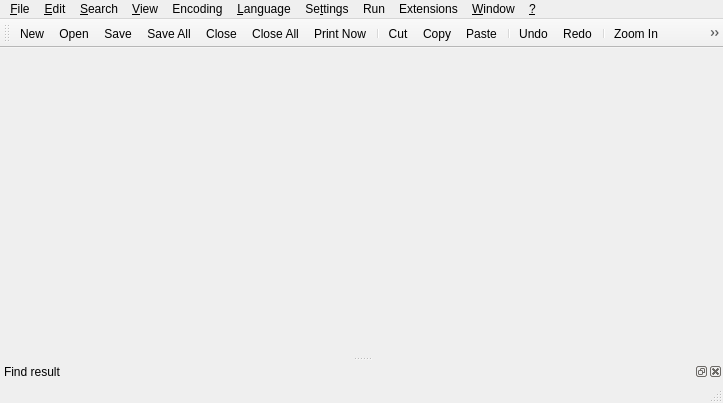
Qt form src/ui/mainwindow.ui (notepadqq/notepadqq) before a commit.
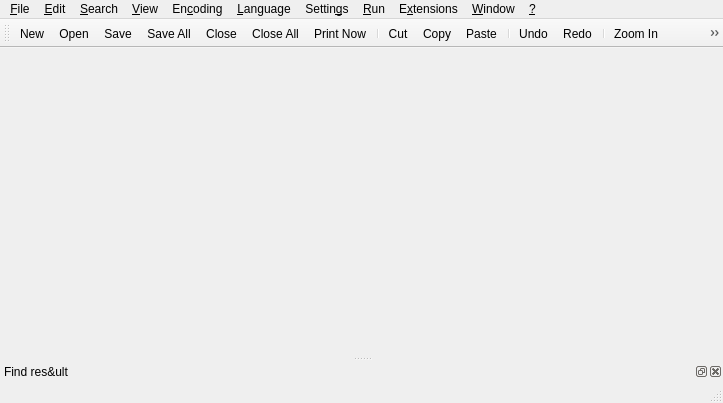
The same form after that commit. Icons and pictures are not drawn.

Commit message: Add clickableLabels to status bar, fix bad object names for QMenus, fix display bug when switching encodings.

The edit to the form file:
```diff
--- a/src/ui/mainwindow.ui
+++ b/src/ui/mainwindow.ui
@@ -206,9 +206,9 @@
     <addaction name="separator"/>
     <addaction name="actionFull_Screen"/>
    </widget>
-   <widget class="QMenu" name="menuEncoding">
+   <widget class="QMenu" name="menu_Encoding">
     <property name="title">
-     <string>Encoding</string>
+     <string>En&amp;coding</string>
     </property>
     <addaction name="actionInterpret_as_UTF_8"/>
     <addaction name="actionInterpret_as_UTF_8_without_BOM"/>
@@ -231,22 +231,22 @@
     <addaction name="actionPlain_text"/>
     <addaction name="separator"/>
    </widget>
-   <widget class="QMenu" name="menuSe_ttings">
+   <widget class="QMenu" name="menu_Settings">
     <property name="title">
-     <string>Se&amp;ttings</string>
+     <string>Settin&amp;gs</string>
     </property>
     <addaction name="actionPreferences"/>
    </widget>
-   <widget class="QMenu" name="menu">
+   <widget class="QMenu" name="menu_Help">
     <property name="title">
      <string>&amp;?</string>
     </property>
     <addaction name="actionAbout_Qt"/>
     <addaction name="actionAbout_Notepadqq"/>
    </widget>
-   <widget class="QMenu" name="menuRun">
+   <widget class="QMenu" name="menu_Run">
     <property name="title">
-     <string>Run</string>
+     <string>&amp;Run</string>
     </property>
     <addaction name="action_Run"/>
     <addaction name="separator"/>
@@ -257,9 +257,9 @@
     </property>
     <addaction name="actionOpen_a_New_Window"/>
    </widget>
-   <widget class="QMenu" name="menuExtensions">
+   <widget class="QMenu" name="menu_Extensions">
     <property name="title">
-     <string>Extensions</string>
+     <string>E&amp;xtensions</string>
     </property>
     <addaction name="actionInstall_Extension"/>
     <addaction name="separator"/>
@@ -268,13 +268,13 @@
    <addaction name="menu_Edit"/>
    <addaction name="menu_Search"/>
    <addaction name="menu_View"/>
-   <addaction name="menuEncoding"/>
+   <addaction name="menu_Encoding"/>
    <addaction name="menu_Language"/>
-   <addaction name="menuSe_ttings"/>
-   <addaction name="menuRun"/>
-   <addaction name="menuExtensions"/>
+   <addaction name="menu_Settings"/>
+   <addaction name="menu_Run"/>
+   <addaction name="menu_Extensions"/>
    <addaction name="menu_Window"/>
-   <addaction name="menu"/>
+   <addaction name="menu_Help"/>
   </widget>
   <widget class="QToolBar" name="mainToolBar">
    <property name="windowTitle">
@@ -322,7 +322,7 @@
   <widget class="QStatusBar" name="statusBar"/>
   <widget class="QDockWidget" name="dockFileSearchResults">
    <property name="windowTitle">
-    <string>Find result</string>
+    <string>Find res&amp;ult</string>
    </property>
    <attribute name="dockWidgetArea">
     <number>8</number>
```
Left out of the diff: 146 changed lines with no effect on the pictures. The commit also changes 1 other file.
